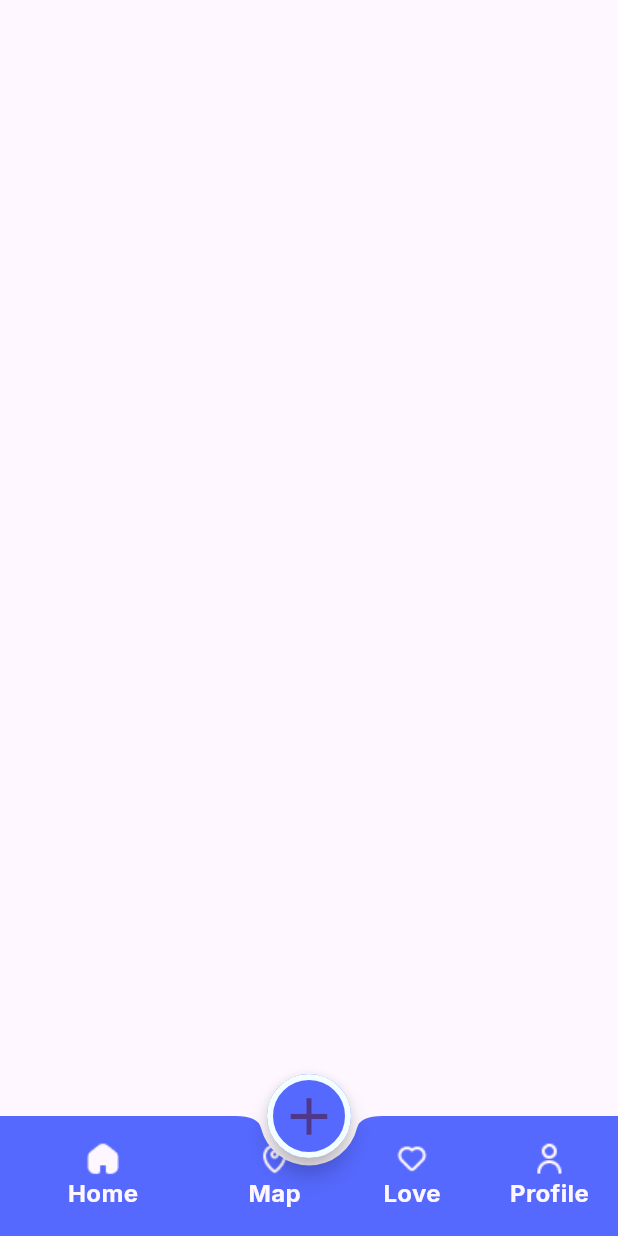
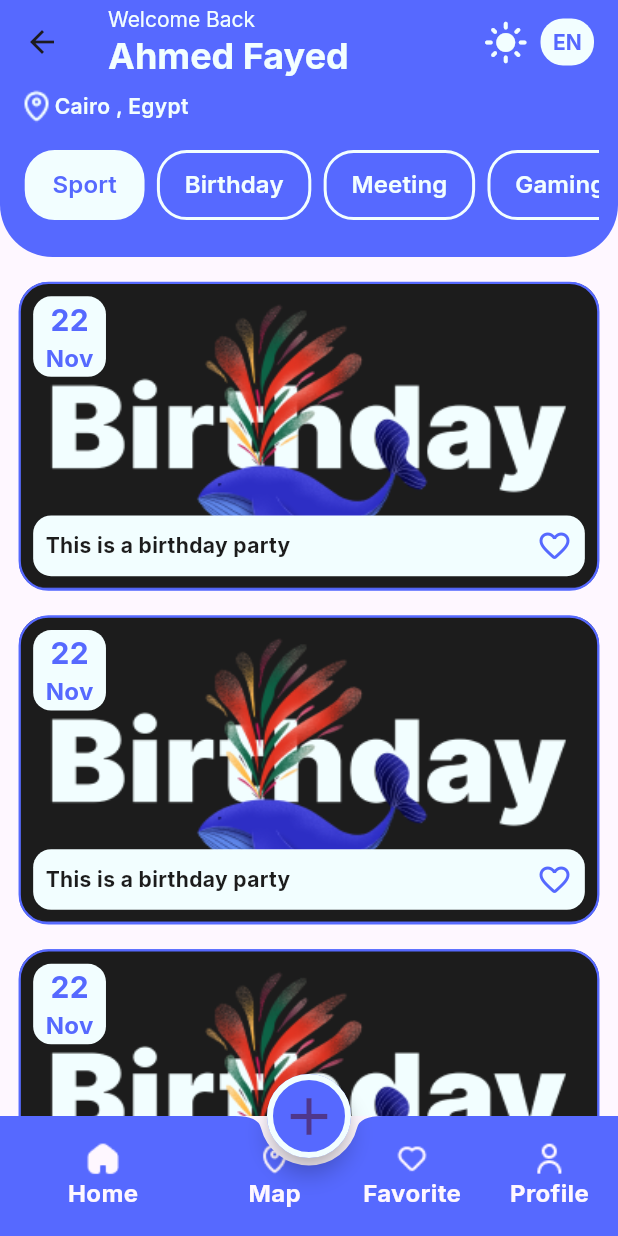
Before and after one commit to AhmedFayed55/Evnt_Planning_App, a Flutter app: the MainScreen screen opened by its route, on a phone screen of 412 x 824 dp. Run offline on Flutter 3.47's test engine with Material 3 defaults, Android fonts, the phone set to English and light mode, and no system bars; our stand-ins replace google_fonts; generated files the repository leaves out were written again.

Commit message:
Home tab , profile tab , favorite tab , login and register tabs ui.

```diff
--- /dev/null
+++ b/devtools_options.yaml
@@ -0,0 +1,3 @@
+description: This file stores settings for Dart & Flutter DevTools.
+documentation: https://docs.flutter.dev/tools/devtools/extensions#configure-extension-enablement-states
+extensions:
--- a/lib/custom_widgets/custom_text_field.dart
+++ b/lib/custom_widgets/custom_text_field.dart
@@ -13,6 +13,7 @@ class CustomTextField extends StatelessWidget {
   Widget? prefixIcon;
   Widget? sufixIcon;
   Color? prefixIconColor;
+  Color? cursorColor;
   int? maxLines;
   String? Function(String?)? validator;
   TextEditingController? controller;
@@ -29,11 +30,13 @@ class CustomTextField extends StatelessWidget {
       this.prefixIconColor,
       this.maxLines,
       this.validator,
-      this.controller});
+      this.controller,
+      this.cursorColor});
 
   @override
   Widget build(BuildContext context) {
     return TextFormField(
+      cursorColor: cursorColor,
       controller: controller,
       validator: validator,
       maxLines: maxLines,
--- a/lib/l10n/app_ar.arb
+++ b/lib/l10n/app_ar.arb
@@ -7,7 +7,7 @@
   "dark": "ليلي",
   "home": "الرئيسية",
   "map": "الموقع",
-  "love": "المفضلة",
+  "favorite": "المفضلة",
   "profile": "الملف الشخصي",
   "welcome_back": "اهلا بك",
   "ahmed_fayed": "احمد فايد",
@@ -28,11 +28,11 @@
   "email": "البريد الالكتروني",
   "password": "كلمة المرور",
   "re_password": "تأكيد كلمة المرور",
-  "forget_password": "نسيت الرمز",
-  "login": "تسجيل الدخول",
+  "forget_password": "نسيت الرمز؟",
+  "login": " تسجيل الدخول",
   "create_account": "انشئ حسابا",
   "register": "تسجيل",
-  "dont_have_account": "ليس لديك حساب ؟",
+  "dont_have_account": " ليس لديك حساب ؟",
   "login_with_google": "الدخول عن طريق جوجل",
   "or": "او",
   "already_have_account": "لديك حساب بالفعل ؟",
--- a/lib/l10n/app_en.arb
+++ b/lib/l10n/app_en.arb
@@ -7,7 +7,7 @@
   "dark": "Dark",
   "home": "Home",
   "map": "Map",
-  "love": "Love",
+  "favorite": "Favorite",
   "profile": "Profile",
   "welcome_back": "Welcome Back",
   "ahmed_fayed": "Ahmed Fayed",
@@ -28,11 +28,11 @@
   "email": "Email",
   "password": "Password",
   "re_password": "Re Password",
-  "forget_password": "Forget Password",
-  "login": "Login",
+  "forget_password": "Forget Password?",
+  "login": " Login",
   "create_account": "Create Account",
   "register": "Register",
-  "dont_have_account": "Don’t Have Account ?",
+  "dont_have_account": "Don’t Have Account ? ",
   "login_with_google": "login_with_google",
   "or": "Or",
   "already_have_account": "Already Have Account ?",
--- /dev/null
+++ b/lib/ui/home/tabs/home_tab/event_item_widget.dart
@@ -0,0 +1,73 @@
+import 'package:evnt_planning_app/utils/app_colors.dart';
+import 'package:evnt_planning_app/utils/app_styles.dart';
+import 'package:evnt_planning_app/utils/assets_manager.dart';
+import 'package:flutter/material.dart';
+
+class EventItemWidget extends StatelessWidget {
+  @override
+  Widget build(BuildContext context) {
+    var height = MediaQuery.of(context).size.height;
+    var width = MediaQuery.of(context).size.width;
+    return Container(
+      margin: EdgeInsets.only(
+          top: height * .02, right: width * .03, left: width * .03),
+      padding:
+          EdgeInsets.symmetric(horizontal: width * .02, vertical: height * .01),
+      height: height * .25,
+      decoration: BoxDecoration(
+        border: Border.all(color: AppColors.primaryLight, width: 1.5),
+        borderRadius: BorderRadius.circular(20),
+        image: DecorationImage(
+            image: AssetImage(
+              AssetsManager.birthday,
+            ),
+            fit: BoxFit.fill),
+      ),
+      child: Column(
+        crossAxisAlignment: CrossAxisAlignment.start,
+        mainAxisAlignment: MainAxisAlignment.spaceBetween,
+        children: [
+          Container(
+            padding: EdgeInsets.symmetric(
+                horizontal: width * .02, vertical: height * .001),
+            decoration: BoxDecoration(
+                borderRadius: BorderRadius.circular(12),
+                color: AppColors.white),
+            child: Column(
+              children: [
+                Text(
+                  "22",
+                  style: AppStyles.bold20Primary,
+                ),
+                Text(
+                  "Nov",
+                  style: AppStyles.bold16Primary,
+                ),
+              ],
+            ),
+          ),
+          Container(
+            padding: EdgeInsets.symmetric(
+                horizontal: width * .02, vertical: height * .01),
+            decoration: BoxDecoration(
+                borderRadius: BorderRadius.circular(12),
+                color: AppColors.white),
+            child: Row(
+              mainAxisAlignment: MainAxisAlignment.spaceBetween,
+              children: [
+                Text(
+                  "This is a birthday party",
+                  style: AppStyles.bold14Black,
+                ),
+                Icon(
+                  Icons.favorite_border_rounded,
+                  color: AppColors.primaryLight,
+                )
+              ],
+            ),
+          )
+        ],
+      ),
+    );
+  }
+}
--- /dev/null
+++ b/lib/ui/home/tabs/home_tab/home_tab.dart
@@ -0,0 +1,148 @@
+import 'package:evnt_planning_app/ui/home/tabs/home_tab/tab_event_widget.dart';
+import 'package:evnt_planning_app/utils/app_colors.dart';
+import 'package:evnt_planning_app/utils/app_styles.dart';
+import 'package:evnt_planning_app/utils/assets_manager.dart';
+import 'package:flutter/material.dart';
+import 'package:flutter_gen/gen_l10n/app_localizations.dart';
+
+import 'event_item_widget.dart';
+
+class HomeTab extends StatefulWidget {
+  @override
+  State<HomeTab> createState() => _HomeTabState();
+}
+
+class _HomeTabState extends State<HomeTab> {
+  int selectedIndex = 0;
+
+  @override
+  Widget build(BuildContext context) {
+    var height = MediaQuery.of(context).size.height;
+    var width = MediaQuery.of(context).size.width;
+    List<String> eventsNameList = [
+      AppLocalizations.of(context)!.sport,
+      AppLocalizations.of(context)!.birthday,
+      AppLocalizations.of(context)!.meeting,
+      AppLocalizations.of(context)!.gaming,
+      AppLocalizations.of(context)!.workshop,
+      AppLocalizations.of(context)!.book_club,
+      AppLocalizations.of(context)!.exhibition,
+      AppLocalizations.of(context)!.holiday,
+      AppLocalizations.of(context)!.eating,
+    ];
+    // List<String> stringEventsName = [
+    //   "Sport",
+    //   "Birthday",
+    //   "Meeting",
+    //   "Gaming",
+    //   "Work Shop",
+    //   "Book Club",
+    //   "Exhibition",
+    //   "Holiday",
+    //   "Eating",
+    // ];
+
+    return Scaffold(
+      appBar: AppBar(
+        backgroundColor: Theme.of(context).primaryColor,
+        title: Row(
+          mainAxisAlignment: MainAxisAlignment.spaceBetween,
+          children: [
+            Column(
+              crossAxisAlignment: CrossAxisAlignment.start,
+              children: [
+                Text(
+                  AppLocalizations.of(context)!.welcome_back,
+                  style: AppStyles.regular14White,
+                ),
+                Text(
+                  "Ahmed Fayed",
+                  style: AppStyles.bold24White,
+                ),
+              ],
+            ),
+            Row(
+              children: [
+                Icon(
+                  Icons.light_mode,
+                  color: AppColors.white,
+                  size: 30,
+                ),
+                SizedBox(
+                  width: width * .02,
+                ),
+                Container(
+                  padding: EdgeInsets.symmetric(
+                      vertical: height * .008, horizontal: width * .02),
+                  decoration: BoxDecoration(
+                      color: AppColors.white,
+                      borderRadius: BorderRadius.circular(15)),
+                  child: Text(
+                    "EN",
+                    style: AppStyles.bold14Primary,
+                  ),
+                )
+              ],
+            )
+          ],
+        ),
+      ),
+      body: Column(
+        children: [
+          Container(
+            padding: EdgeInsets.symmetric(
+                horizontal: width * .03, vertical: height * .003),
+            height: height * .14,
+            decoration: BoxDecoration(
+              color: AppColors.primaryLight,
+              borderRadius: BorderRadius.only(
+                  bottomRight: Radius.circular(35),
+                  bottomLeft: Radius.circular(35)),
+            ),
+            child: Column(
+              crossAxisAlignment: CrossAxisAlignment.start,
+              children: [
+                Row(
+                  children: [
+                    Image.asset(AssetsManager.mapUnSelected),
+                    Text(
+                      AppLocalizations.of(context)!.cairo_egypt,
+                      style: AppStyles.medium14White,
+                    )
+                  ],
+                ),
+                DefaultTabController(
+                    length: eventsNameList.length,
+                    child: TabBar(
+                        onTap: (index) {
+                          selectedIndex = index;
+                          setState(() {});
+                        },
+                        labelPadding: EdgeInsets.symmetric(
+                            horizontal: width * .01, vertical: height * .02),
+                        tabAlignment: TabAlignment.start,
+                        indicatorColor: AppColors.transparentColor,
+                        dividerColor: AppColors.transparentColor,
+                        isScrollable: true,
+                        tabs: eventsNameList.map((eventName) {
+                          return TabEventWidget(
+                              eventName: eventName,
+                              isSelected: eventsNameList.indexOf(eventName) ==
+                                      selectedIndex
+                                  ? true
+                                  : false);
+                        }).toList()))
+              ],
+            ),
+          ),
+          Expanded(
+              child: ListView.builder(
+                  itemCount: 20,
+                  itemBuilder: (context, index) {
+                    return EventItemWidget();
+                  }))
+        ],
+      ),
+    );
+  }
+}
--- /dev/null
+++ b/lib/ui/home/tabs/home_tab/tab_event_widget.dart
@@ -0,0 +1,28 @@
+import 'package:evnt_planning_app/utils/app_colors.dart';
+import 'package:evnt_planning_app/utils/app_styles.dart';
+import 'package:flutter/material.dart';
+
+class TabEventWidget extends StatelessWidget {
+  String eventName;
+  bool isSelected;
+
+  TabEventWidget({required this.eventName, required this.isSelected});
+
+  @override
+  Widget build(BuildContext context) {
+    var height = MediaQuery.of(context).size.height;
+    var width = MediaQuery.of(context).size.width;
+    return Container(
+      padding: EdgeInsets.symmetric(
+          horizontal: width * .04, vertical: height * .012),
+      decoration: BoxDecoration(
+          color: isSelected ? AppColors.white : AppColors.transparentColor,
+          borderRadius: BorderRadius.circular(20),
+          border: Border.all(color: AppColors.white, width: 2)),
+      child: Text(
+        eventName,
+        style: isSelected ? AppStyles.medium16Primary : AppStyles.medium16White,
+      ),
+    );
+  }
+}
--- a/lib/tabs/main_screen/main_screen.dart
+++ b/lib/ui/home/tabs/main_screen/main_screen.dart
@@ -1,8 +1,12 @@
 import 'package:flutter/material.dart';
 import 'package:flutter_gen/gen_l10n/app_localizations.dart';
 
-import '../../utils/app_colors.dart';
-import '../../utils/assets_manager.dart';
+import '../../../../utils/app_colors.dart';
+import '../../../../utils/assets_manager.dart';
+import '../favorite_tab/favorite_tab.dart';
+import '../home_tab/home_tab.dart';
+import '../map_tab/map_tab.dart';
+import '../profile_tab/profile.dart';
 
 class MainScreen extends StatefulWidget {
   static const String routeName = "Main_Screen";
@@ -13,7 +17,7 @@ class MainScreen extends StatefulWidget {
 
 class _MainScreenState extends State<MainScreen> {
   int selectedIndex = 0;
-
+  List<Widget> tabs = [HomeTab(), MapTab(), FavoriteTab(), ProfileTab()];
   @override
   Widget build(BuildContext context) {
     return Scaffold(
@@ -44,7 +48,7 @@ class _MainScreenState extends State<MainScreen> {
                     selectedIconName: AssetsManager.mapSelected),
                 buildBottomNavItem(
                     index: 2,
-                    lable: AppLocalizations.of(context)!.love,
+                    lable: AppLocalizations.of(context)!.favorite,
                     iconName: AssetsManager.loveUnSelected,
                     selectedIconName: AssetsManager.loveSelected),
                 buildBottomNavItem(
@@ -66,6 +70,7 @@ class _MainScreenState extends State<MainScreen> {
           size: 42,
         ),
       ),
+      body: tabs[selectedIndex],
     );
   }
 
--- a/lib/tabs/profile_tab/bottom_sheet/language_botom_sheet.dart
+++ b/lib/ui/home/tabs/profile_tab/bottom_sheet/language_botom_sheet.dart
@@ -2,9 +2,9 @@ import 'package:flutter/material.dart';
 import 'package:flutter_gen/gen_l10n/app_localizations.dart';
 import 'package:provider/provider.dart';
 
-import '../../../providers/app_language_provider.dart';
-import '../../../utils/app_colors.dart';
-import '../../../utils/app_styles.dart';
+import '../../../../../providers/app_language_provider.dart';
+import '../../../../../utils/app_colors.dart';
+import '../../../../../utils/app_styles.dart';
 
 class LanguageBottomSheet extends StatelessWidget {
   const LanguageBottomSheet({super.key});
--- a/lib/tabs/profile_tab/bottom_sheet/theme_bottom_sheet.dart
+++ b/lib/ui/home/tabs/profile_tab/bottom_sheet/theme_bottom_sheet.dart
@@ -2,9 +2,9 @@ import 'package:flutter/material.dart';
 import 'package:flutter_gen/gen_l10n/app_localizations.dart';
 import 'package:provider/provider.dart';
 
-import '../../../providers/app_theme_provider.dart';
-import '../../../utils/app_colors.dart';
-import '../../../utils/app_styles.dart';
+import '../../../../../providers/app_theme_provider.dart';
+import '../../../../../utils/app_colors.dart';
+import '../../../../../utils/app_styles.dart';
 
 class ThemeBottomSheet extends StatelessWidget {
   const ThemeBottomSheet({super.key});
```
Also changed, not shown: lib/main.dart (+8 -4 lines), lib/ui/auth/login/login_screen.dart (added, +106 -0 lines), lib/ui/auth/register/register_screen.dart (added, +81 -0 lines), lib/ui/home/tabs/favorite_tab/favorite_tab.dart (added, +37 -0 lines), lib/ui/home/tabs/profile_tab/profile.dart (renamed from lib/tabs/profile_tab/profile.dart, +23 -5 lines), lib/ui/auth/forget_password/forget_password.dart (added), lib/ui/home/tabs/map_tab/map_tab.dart (renamed from lib/tabs/map_tab/map_tab.dart).
